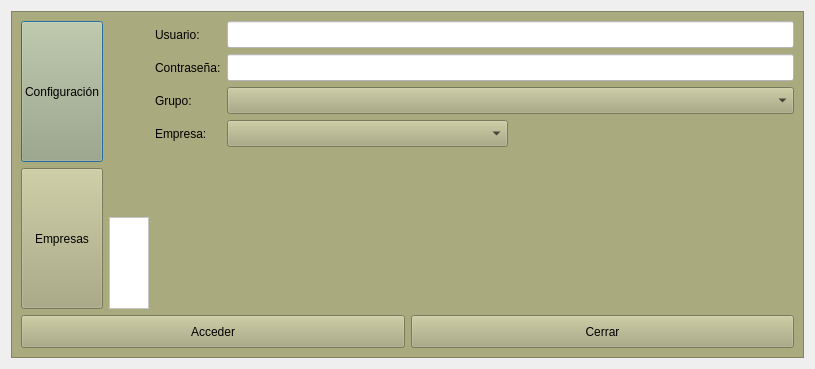
Above: login.ui from arcnexus/RedFoX before the change. Below: the same form after it.
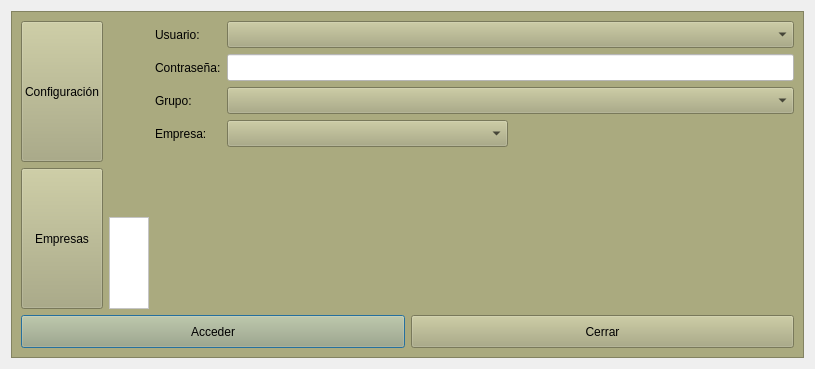
That is the form after the change. Icons and pictures are not drawn.

Commit message: Cambios en la gestion de usuarios

What changed in the file:
```diff
--- a/login.ui
+++ b/login.ui
@@ -92,6 +92,9 @@
             <height>32</height>
            </size>
           </property>
+          <property name="autoDefault">
+           <bool>false</bool>
+          </property>
          </widget>
         </item>
         <item>
@@ -124,6 +127,9 @@
             <height>32</height>
            </size>
           </property>
+          <property name="autoDefault">
+           <bool>false</bool>
+          </property>
          </widget>
         </item>
        </layout>
@@ -611,22 +617,6 @@
           </property>
          </widget>
         </item>
-        <item row="0" column="1">
-         <widget class="QLineEdit" name="lineUsuario">
-          <property name="minimumSize">
-           <size>
-            <width>0</width>
-            <height>27</height>
-           </size>
-          </property>
-          <property name="styleSheet">
-           <string notr="true">background-color: rgb(255, 255, 255);
-color: rgb(0, 0, 0);
-border-color: rgb(192, 192, 255);
-</string>
-          </property>
-         </widget>
-        </item>
         <item row="3" column="1">
          <widget class="QComboBox" name="cboEmpresa">
           <property name="minimumSize">
@@ -879,6 +869,16 @@
           </property>
          </widget>
         </item>
+        <item row="0" column="1">
+         <widget class="QComboBox" name="cboUsers">
+          <property name="minimumSize">
+           <size>
+            <width>0</width>
+            <height>27</height>
+           </size>
+          </property>
+         </widget>
+        </item>
        </layout>
       </item>
       <item row="1" column="0" colspan="3">
@@ -913,6 +913,9 @@
           <property name="text">
            <string>Cerrar</string>
           </property>
+          <property name="autoDefault">
+           <bool>false</bool>
+          </property>
          </widget>
         </item>
        </layout>
```
Left out of the diff: 1 changed line with no effect on the pictures. The commit also changes 37 other files.
